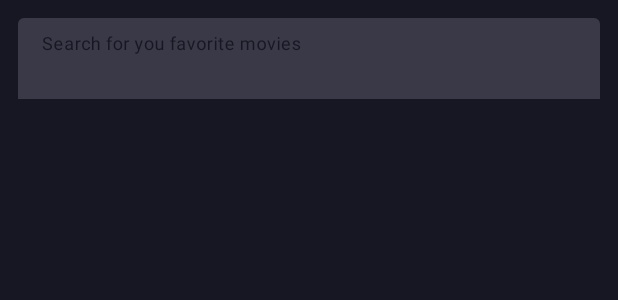
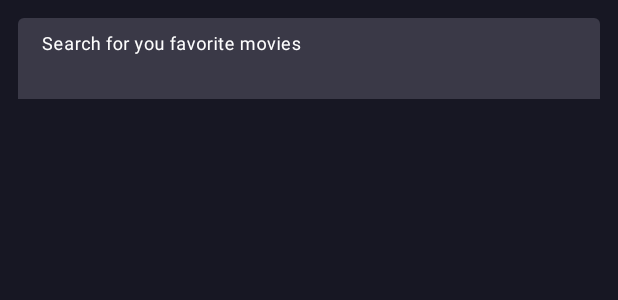
Before and after one commit to omar-bdreldin/tmdb.front, an Android app: the layout fragment_movies_listing.xml on its own in the app's theme, with its tools: preview values and no code run, on a phone screen of 412 x 824 dp. Shown: the top 300 px of the screen. Run offline under Robolectric (Android 15) with nearby library versions, the light colour scheme and no system bars.

Commit message:
Fixing colors

```diff
--- a/app/src/main/res/layout/fragment_movies_listing.xml
+++ b/app/src/main/res/layout/fragment_movies_listing.xml
@@ -13,6 +13,7 @@
         android:hint="@string/label_search_hint"
         app:endIconMode="clear_text"
         app:expandedHintEnabled="false"
+        app:hintTextColor="?attr/colorOnPrimary"
         app:layout_constraintEnd_toEndOf="parent"
         app:layout_constraintStart_toStartOf="parent"
         app:layout_constraintTop_toTopOf="parent">
--- a/app/src/main/res/layout/list_item_loading.xml
+++ b/app/src/main/res/layout/list_item_loading.xml
@@ -7,6 +7,6 @@
     <com.google.android.material.progressindicator.LinearProgressIndicator
         android:layout_width="match_parent"
         android:layout_height="wrap_content"
-        app:indicatorColor="?attr/colorSecondary"
+        app:indicatorColor="?attr/colorOnPrimary"
         android:indeterminate="true" />
 </FrameLayout>
--- a/app/src/main/res/values-night/themes.xml
+++ b/app/src/main/res/values-night/themes.xml
@@ -15,8 +15,10 @@
         <item name="android:colorBackground">?attr/colorPrimary</item>
         <item name="colorOnBackground">?attr/colorOnPrimary</item>
         <item name="colorSurface">@color/gray_1f1e2e</item>
-        <item name="colorOnSurface">?attr/colorOnPrimary</item>
+        <item name="colorOnSurface">@color/white_fefefe</item>
         <item name="colorError">@android:color/holo_red_dark</item>
         <item name="colorOnError">@color/white_fefefe</item>
+        <item name="android:colorControlActivated">?attr/colorOnPrimary</item>
+        <item name="android:colorControlHighlight">?attr/colorOnPrimary</item>
     </style>
 </resources>
```
